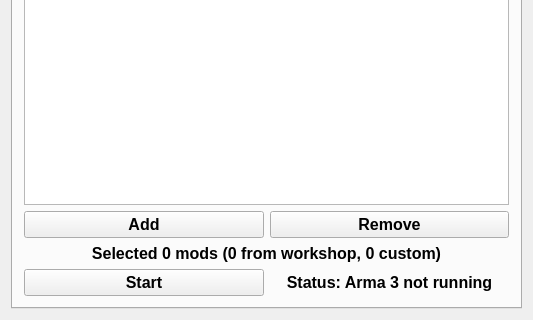
tomich/arma3-unix-launcher, file src/arma3-unix-launcher/mainwindow.ui: the form before one commit; both pictures show x 0 to 533 and y 325 to 645 of the 533 by 645 pixel window.
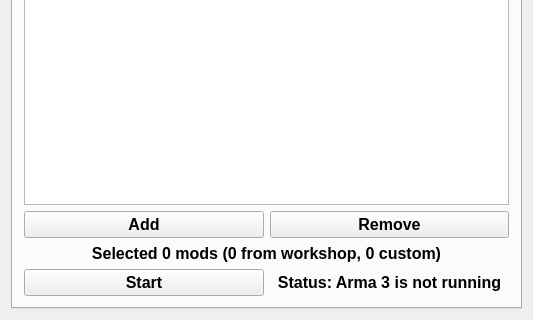
The form after the commit. The open tabs and pages were chosen to show the change.

Patch:
```diff
--- a/src/arma3-unix-launcher/mainwindow.ui
+++ b/src/arma3-unix-launcher/mainwindow.ui
@@ -173,7 +173,7 @@
               <item>
                <widget class="QLabel" name="label_arma_status">
                 <property name="text">
-                 <string>Status: Arma 3 not running</string>
+                 <string>Status: Arma 3 is not running</string>
                 </property>
                 <property name="alignment">
                  <set>Qt::AlignCenter</set>
```
Left out of the diff: 4 changed lines with no effect on the pictures.
